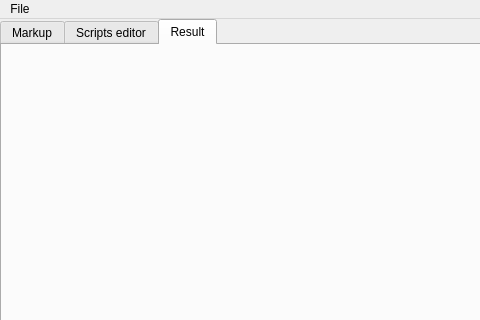
Above: ui/windows/main_window.ui from Overseven/audio-markup before the change; both pictures show x 0 to 480 and y 0 to 320 of the 873 by 627 pixel window. Below: the same form after it.
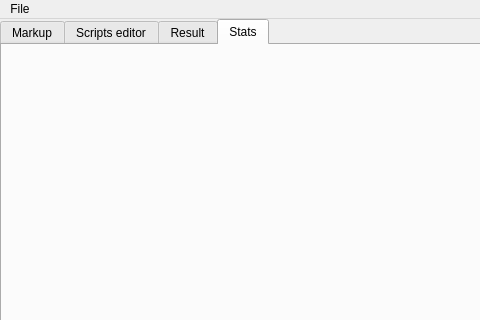
That is the form after the change.

Commit message: init stats window

Patch:
```diff
--- a/ui/windows/main_window.ui
+++ b/ui/windows/main_window.ui
@@ -30,7 +30,7 @@
     <item row="0" column="0">
      <widget class="QTabWidget" name="tabWidget">
       <property name="currentIndex">
-       <number>2</number>
+       <number>3</number>
       </property>
       <widget class="QWidget" name="tab_markup">
        <attribute name="title">
@@ -89,6 +89,12 @@
         </property>
        </layout>
       </widget>
+      <widget class="QWidget" name="tab_stats">
+       <attribute name="title">
+        <string>Stats</string>
+       </attribute>
+       <layout class="QGridLayout" name="gridLayout"/>
+      </widget>
      </widget>
     </item>
    </layout>
```
The commit also changes 12 other files.
